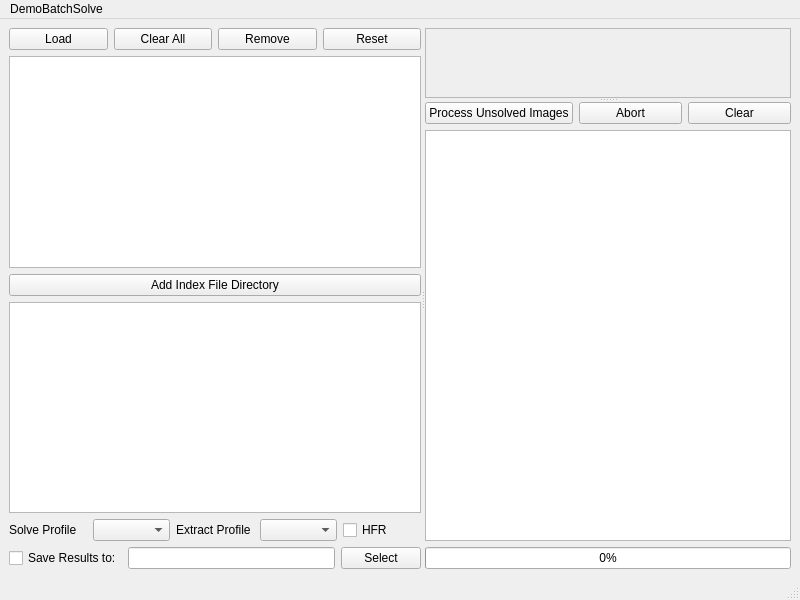
The window that demos/demobatchsolve.ui (rlancaste/stellarsolver) describes before a commit, drawn with Qt 5.
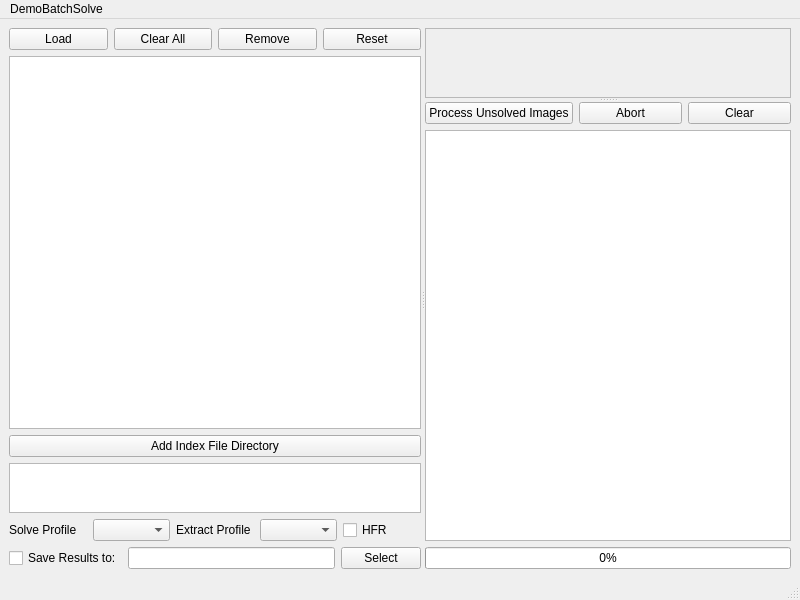
The same window after the commit. Custom widgets are drawn as their Qt base class.

Patch:
```diff
--- a/demos/demobatchsolve.ui
+++ b/demos/demobatchsolve.ui
@@ -93,6 +93,18 @@
           </item>
           <item>
            <widget class="QListWidget" name="indexDirectories">
+            <property name="sizePolicy">
+             <sizepolicy hsizetype="Expanding" vsizetype="MinimumExpanding">
+              <horstretch>0</horstretch>
+              <verstretch>0</verstretch>
+             </sizepolicy>
+            </property>
+            <property name="maximumSize">
+             <size>
+              <width>16777215</width>
+              <height>50</height>
+             </size>
+            </property>
             <property name="toolTip">
              <string>The list of file directories to search for index files.</string>
             </property>
```
Left out of the diff: 2 changed lines with no effect on the pictures.
